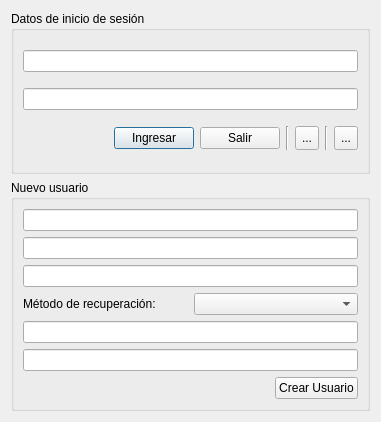
First picture: the form in logindialog.ui, repository lincolningaroca/xxxApp, before the edit.
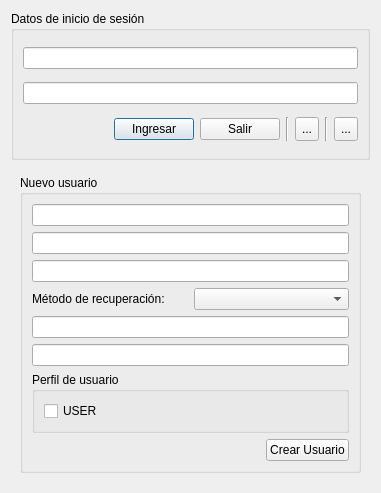
Second picture: the form after the edit. Icons and pictures are not drawn.

Commit message: code improvements: preview; Added the ability to create a new user, also data entry validations, calculation of the hash function for passwords and other data that will be saved in the DB.

What changed in the file:
```diff
--- a/logindialog.ui
+++ b/logindialog.ui
@@ -7,7 +7,7 @@
     <x>0</x>
     <y>0</y>
     <width>381</width>
-    <height>422</height>
+    <height>493</height>
    </rect>
   </property>
   <property name="windowTitle">
@@ -106,25 +106,13 @@
    </item>
    <item row="1" column="0">
     <widget class="QWidget" name="widget" native="true">
-     <layout class="QVBoxLayout" name="verticalLayout_2">
-      <property name="leftMargin">
-       <number>0</number>
-      </property>
-      <property name="topMargin">
-       <number>0</number>
-      </property>
-      <property name="rightMargin">
-       <number>0</number>
-      </property>
-      <property name="bottomMargin">
-       <number>0</number>
-      </property>
+     <layout class="QVBoxLayout" name="verticalLayout_4">
       <item>
        <widget class="QGroupBox" name="groupBox_2">
         <property name="title">
          <string>Nuevo usuario</string>
         </property>
-        <layout class="QVBoxLayout" name="verticalLayout">
+        <layout class="QVBoxLayout" name="verticalLayout_2">
          <item>
           <widget class="QLineEdit" name="txtNewUser"/>
          </item>
@@ -149,10 +137,29 @@
           </layout>
          </item>
          <item>
-          <widget class="QLineEdit" name="lineEdit"/>
+          <widget class="QLineEdit" name="txtfirstValue"/>
          </item>
          <item>
-          <widget class="QLineEdit" name="lineEdit_2"/>
+          <widget class="QLineEdit" name="txtConfirmValue"/>
+         </item>
+         <item>
+          <widget class="QGroupBox" name="groupBox_3">
+           <property name="title">
+            <string>Perfil de usuario</string>
+           </property>
+           <property name="flat">
+            <bool>false</bool>
+           </property>
+           <layout class="QVBoxLayout" name="verticalLayout">
+            <item>
+             <widget class="QCheckBox" name="checkBox">
+              <property name="text">
+               <string>USER</string>
+              </property>
+             </widget>
+            </item>
+           </layout>
+          </widget>
          </item>
          <item>
           <layout class="QHBoxLayout" name="horizontalLayout_2">
```
The commit also changes 4 other files.
